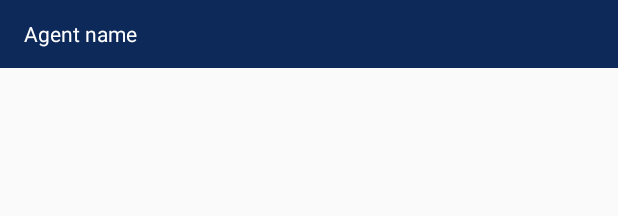
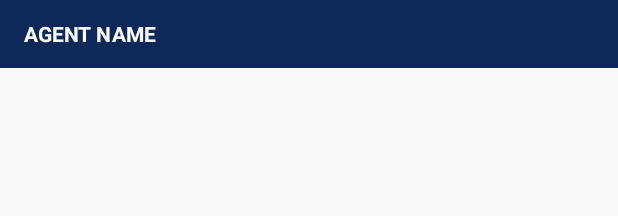
Before and after one commit to AgnellusX1/BVH-PharmacyApp, an Android app: the layout action_bar.xml on its own in the app's theme, with its tools: preview values and no code run, on a phone screen of 412 x 824 dp. Shown: the top 216 px of the screen. Run offline under Robolectric (Android 15) with nearby library versions, the phone set to English and light mode, and no system bars.

Commit message:
ADDED:Logged in User Name displayed on Action Bar

```diff
--- a/app/src/main/java/com/agnellusx1/pharmacy/Dashboard.java
+++ b/app/src/main/java/com/agnellusx1/pharmacy/Dashboard.java
@@ -12,6 +12,7 @@ import android.view.Menu;
 import android.view.MenuItem;
 import android.view.View;
 import android.widget.EditText;
+import android.widget.TextView;
 import android.widget.Toast;
 import androidx.appcompat.widget.Toolbar;
 
@@ -55,11 +56,13 @@ public class Dashboard extends AppCompatActivity {
     protected void onCreate(Bundle savedInstanceState) {
         super.onCreate(savedInstanceState);
         setContentView(R.layout.activity_dashboard);
+        TextView AgentName=findViewById(R.id.AgentId);
         FloatingActionButton AddBtn = findViewById(R.id.AddBtn);
         FloatingActionButton VfyBtn = findViewById(R.id.VfyBtn);
         Toolbar toolbar=findViewById(R.id.actionbar);
         setSupportActionBar(toolbar);
 
+        AgentName.setText(MainActivity.scanUserName);
 
 // delivery button
         AddBtn.setOnClickListener(new View.OnClickListener() {
--- a/app/src/main/res/layout/action_bar.xml
+++ b/app/src/main/res/layout/action_bar.xml
@@ -15,11 +15,11 @@
             android:layout_height="wrap_content"
             android:text="Agent name"
             android:textColor="#FFFFFF"
+            android:textAllCaps="true"
+            android:textStyle="bold"
             app:layout_constraintBottom_toBottomOf="parent"
             app:layout_constraintStart_toStartOf="parent"
             app:layout_constraintTop_toTopOf="parent">
-
         </TextView>
     </androidx.constraintlayout.widget.ConstraintLayout>
-
 </androidx.appcompat.widget.Toolbar>
```
